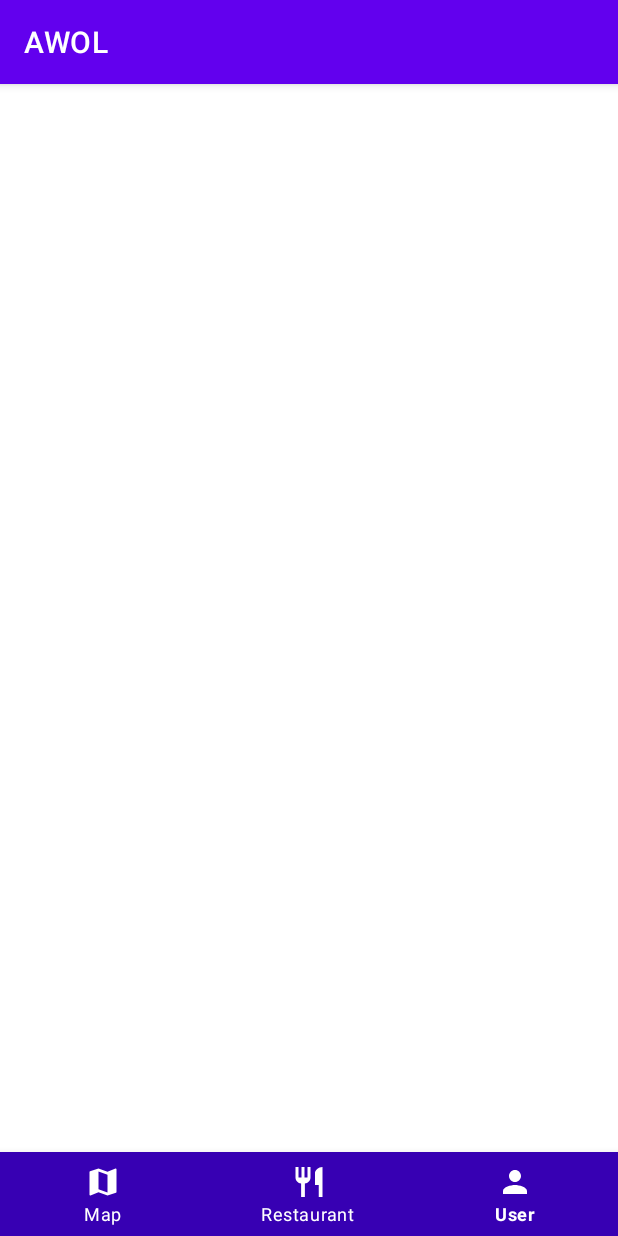
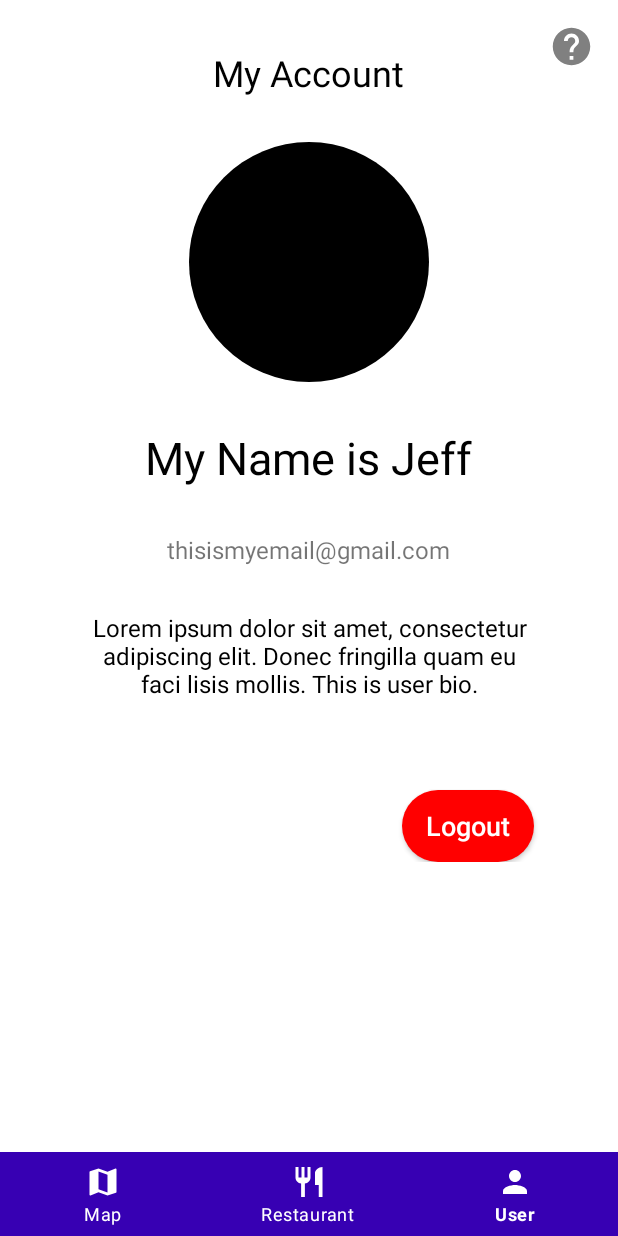
Before and after one commit to daveradin753/AWOL, an Android app: the screen it shows after launch (MainActivity), item 3 of the bottom bar chosen, on a phone screen of 412 x 824 dp. Run offline under Robolectric (Android 15) with nearby library versions, the phone set to English and light mode, and no system bars; our stand-ins replace CircleImageView.

Commit message:
main menu

```diff
--- a/app/build.gradle
+++ b/app/build.gradle
@@ -39,6 +39,8 @@ dependencies {
     implementation 'androidx.appcompat:appcompat:1.2.0'
     implementation 'com.google.android.material:material:1.3.0'
     implementation 'androidx.constraintlayout:constraintlayout:2.0.4'
+    implementation 'androidx.legacy:legacy-support-v4:1.0.0'
+    implementation 'de.hdodenhof:circleimageview:3.1.0'
     testImplementation 'junit:junit:4.+'
     androidTestImplementation 'androidx.test.ext:junit:1.1.2'
     androidTestImplementation 'androidx.test.espresso:espresso-core:3.3.0'
--- a/app/src/main/AndroidManifest.xml
+++ b/app/src/main/AndroidManifest.xml
@@ -12,7 +12,6 @@
         <activity android:name=".MainActivity">
             <intent-filter>
                 <action android:name="android.intent.action.MAIN" />
-
                 <category android:name="android.intent.category.LAUNCHER" />
             </intent-filter>
         </activity>
--- a/app/src/main/java/com/example/awol/MainActivity.kt
+++ b/app/src/main/java/com/example/awol/MainActivity.kt
@@ -2,10 +2,39 @@ package com.example.awol
 
 import androidx.appcompat.app.AppCompatActivity
 import android.os.Bundle
+import androidx.fragment.app.Fragment
+import com.example.awol.fragments.MyAccountFragment
+import com.example.awol.fragments.NavigationFragment
+import com.example.awol.fragments.RestaurantListFragment
+import com.google.android.material.bottomnavigation.BottomNavigationView
 
 class MainActivity : AppCompatActivity() {
+
+    private lateinit var navMainMenu : BottomNavigationView
+
     override fun onCreate(savedInstanceState: Bundle?) {
         super.onCreate(savedInstanceState)
         setContentView(R.layout.activity_main)
+        navMainMenu = findViewById(R.id.navMainMenu)
+        val myAccountFragment = MyAccountFragment()
+        val navigationFragment = NavigationFragment()
+        val restaurantListFragment = RestaurantListFragment()
+
+        makeCurrentFragment(restaurantListFragment)
+
+        navMainMenu.setOnNavigationItemSelectedListener {
+            when (it.itemId) {
+                R.id.icMap -> {makeCurrentFragment(navigationFragment)}
+                R.id.icRestaurant -> {makeCurrentFragment(restaurantListFragment)}
+                R.id.icUser -> {makeCurrentFragment(myAccountFragment)}
+            }
+            true
+        }
+    }
+    private fun makeCurrentFragment(fragment: Fragment) {
+        supportFragmentManager.beginTransaction().apply {
+            replace(R.id.flMainMenu, fragment)
+            commit()
+        }
     }
 }
--- /dev/null
+++ b/app/src/main/java/com/example/awol/fragments/MyAccountFragment.kt
@@ -0,0 +1,60 @@
+package com.example.awol.fragments
+
+import android.os.Bundle
+import androidx.fragment.app.Fragment
+import android.view.LayoutInflater
+import android.view.View
+import android.view.ViewGroup
+import com.example.awol.R
+
+// TODO: Rename parameter arguments, choose names that match
+// the fragment initialization parameters, e.g. ARG_ITEM_NUMBER
+private const val ARG_PARAM1 = "param1"
+private const val ARG_PARAM2 = "param2"
+
+/**
+ * A simple [Fragment] subclass.
+ * Use the [MyAccountFragment.newInstance] factory method to
+ * create an instance of this fragment.
+ */
+class MyAccountFragment : Fragment() {
+    // TODO: Rename and change types of parameters
+    private var param1: String? = null
+    private var param2: String? = null
+
+    override fun onCreate(savedInstanceState: Bundle?) {
+        super.onCreate(savedInstanceState)
+        arguments?.let {
+            param1 = it.getString(ARG_PARAM1)
+            param2 = it.getString(ARG_PARAM2)
+        }
+    }
+
+    override fun onCreateView(
+        inflater: LayoutInflater, container: ViewGroup?,
+        savedInstanceState: Bundle?
+    ): View? {
+        // Inflate the layout for this fragment
+        return inflater.inflate(R.layout.fragment_my_account, container, false)
+    }
+
+    companion object {
+        /**
+         * Use this factory method to create a new instance of
+         * this fragment using the provided parameters.
+         *
+         * @param param1 Parameter 1.
+         * @param param2 Parameter 2.
+         * @return A new instance of fragment MyAccountFragment.
+         */
+        // TODO: Rename and change types and number of parameters
+        @JvmStatic
+        fun newInstance(param1: String, param2: String) =
+            MyAccountFragment().apply {
+                arguments = Bundle().apply {
+                    putString(ARG_PARAM1, param1)
+                    putString(ARG_PARAM2, param2)
+                }
+            }
+    }
+}
--- /dev/null
+++ b/app/src/main/java/com/example/awol/fragments/NavigationFragment.kt
@@ -0,0 +1,60 @@
+package com.example.awol.fragments
+
+import android.os.Bundle
+import androidx.fragment.app.Fragment
+import android.view.LayoutInflater
+import android.view.View
+import android.view.ViewGroup
+import com.example.awol.R
+
+// TODO: Rename parameter arguments, choose names that match
+// the fragment initialization parameters, e.g. ARG_ITEM_NUMBER
+private const val ARG_PARAM1 = "param1"
+private const val ARG_PARAM2 = "param2"
+
+/**
+ * A simple [Fragment] subclass.
+ * Use the [NavigationFragment.newInstance] factory method to
+ * create an instance of this fragment.
+ */
+class NavigationFragment : Fragment() {
+    // TODO: Rename and change types of parameters
+    private var param1: String? = null
+    private var param2: String? = null
+
+    override fun onCreate(savedInstanceState: Bundle?) {
+        super.onCreate(savedInstanceState)
+        arguments?.let {
+            param1 = it.getString(ARG_PARAM1)
+            param2 = it.getString(ARG_PARAM2)
+        }
+    }
+
+    override fun onCreateView(
+        inflater: LayoutInflater, container: ViewGroup?,
+        savedInstanceState: Bundle?
+    ): View? {
+        // Inflate the layout for this fragment
+        return inflater.inflate(R.layout.fragment_navigation, container, false)
+    }
+
+    companion object {
+        /**
+         * Use this factory method to create a new instance of
+         * this fragment using the provided parameters.
+         *
+         * @param param1 Parameter 1.
+         * @param param2 Parameter 2.
+         * @return A new instance of fragment NavigationFragment.
+         */
+        // TODO: Rename and change types and number of parameters
+        @JvmStatic
+        fun newInstance(param1: String, param2: String) =
+            NavigationFragment().apply {
+                arguments = Bundle().apply {
+                    putString(ARG_PARAM1, param1)
+                    putString(ARG_PARAM2, param2)
+                }
+            }
+    }
+}
--- /dev/null
+++ b/app/src/main/java/com/example/awol/fragments/RestaurantListFragment.kt
@@ -0,0 +1,60 @@
+package com.example.awol.fragments
+
+import android.os.Bundle
+import androidx.fragment.app.Fragment
+import android.view.LayoutInflater
+import android.view.View
+import android.view.ViewGroup
+import com.example.awol.R
+
+// TODO: Rename parameter arguments, choose names that match
+// the fragment initialization parameters, e.g. ARG_ITEM_NUMBER
+private const val ARG_PARAM1 = "param1"
+private const val ARG_PARAM2 = "param2"
+
+/**
+ * A simple [Fragment] subclass.
+ * Use the [RestaurantListFragment.newInstance] factory method to
+ * create an instance of this fragment.
+ */
+class RestaurantListFragment : Fragment() {
+    // TODO: Rename and change types of parameters
+    private var param1: String? = null
+    private var param2: String? = null
+
+    override fun onCreate(savedInstanceState: Bundle?) {
+        super.onCreate(savedInstanceState)
+        arguments?.let {
+            param1 = it.getString(ARG_PARAM1)
+            param2 = it.getString(ARG_PARAM2)
+        }
+    }
+
+    override fun onCreateView(
+        inflater: LayoutInflater, container: ViewGroup?,
+        savedInstanceState: Bundle?
+    ): View? {
+        // Inflate the layout for this fragment
+        return inflater.inflate(R.layout.fragment_restaurant_list, container, false)
+    }
+
+    companion object {
+        /**
+         * Use this factory method to create a new instance of
+         * this fragment using the provided parameters.
+         *
+         * @param param1 Parameter 1.
+         * @param param2 Parameter 2.
+         * @return A new instance of fragment RestaurantListFragment.
+         */
+        // TODO: Rename and change types and number of parameters
+        @JvmStatic
+        fun newInstance(param1: String, param2: String) =
+            RestaurantListFragment().apply {
+                arguments = Bundle().apply {
+                    putString(ARG_PARAM1, param1)
+                    putString(ARG_PARAM2, param2)
+                }
+            }
+    }
+}
--- /dev/null
+++ b/app/src/main/res/drawable/bottom_nav_style.xml
@@ -0,0 +1,8 @@
+<?xml version="1.0" encoding="utf-8"?>
+<shape xmlns:android="http://schemas.android.com/apk/res/android">
+
+    <corners android:topLeftRadius="30dp"
+        android:topRightRadius="30dp"/>
+    <solid android:color="#01507E"/>
+
+</shape>
--- a/app/src/main/res/layout/activity_main.xml
+++ b/app/src/main/res/layout/activity_main.xml
@@ -17,7 +17,7 @@
         android:layout_width="match_parent"
         android:layout_height="wrap_content"
         android:layout_alignParentBottom="true"
-        android:background="@color/design_default_color_primary"
+        android:background="@drawable/bottom_nav_style"
         app:itemBackground="@color/design_default_color_primary_variant"
         app:itemIconTint="#FFF"
         app:itemTextColor="#FFF"
--- /dev/null
+++ b/app/src/main/res/layout/fragment_my_account.xml
@@ -0,0 +1,98 @@
+<?xml version="1.0" encoding="utf-8"?>
+<FrameLayout xmlns:android="http://schemas.android.com/apk/res/android"
+    xmlns:tools="http://schemas.android.com/tools"
+    android:layout_width="match_parent"
+    android:layout_height="match_parent"
+    tools:context=".fragments.MyAccountFragment">
+
+    <ScrollView
+        android:layout_width="match_parent"
+        android:layout_height="match_parent">
+
+        <RelativeLayout
+            android:layout_width="match_parent"
+            android:layout_height="match_parent">
+
+            <TextView
+                android:id="@+id/tvMyAccountTitle"
+                android:layout_width="wrap_content"
+                android:layout_height="wrap_content"
+                android:text="My Account"
+                android:textColor="@color/black"
+                android:textSize="24dp"
+                android:layout_centerHorizontal="true"
+                android:layout_alignParentTop="true"
+                android:layout_marginBottom="30dp"
+                android:layout_marginTop="32dp"/>
+
+            <de.hdodenhof.circleimageview.CircleImageView
+                android:id="@+id/ivProfilePicture"
+                android:layout_width="160dp"
+                android:layout_height="160dp"
+                android:src="@color/black"
+                android:layout_below="@id/tvMyAccountTitle"
+                android:layout_centerHorizontal="true"
+                android:layout_marginBottom="30dp"/>
+
+            <TextView
+                android:id="@+id/tvProfileName"
+                android:layout_width="wrap_content"
+                android:layout_height="wrap_content"
+                android:text="My Name is Jeff"
+                android:textSize="30dp"
+                android:textColor="@color/black"
+                android:layout_below="@id/ivProfilePicture"
+                android:layout_centerHorizontal="true"
+                android:textAlignment="center"
+                android:layout_marginBottom="30dp"/>
+
+            <TextView
+                android:id="@+id/tvProfileEmail"
+                android:layout_width="wrap_content"
+                android:layout_height="wrap_content"
+                android:text="thisismyemail@gmail.com"
+                android:textSize="16dp"
+                android:layout_below="@id/tvProfileName"
+                android:layout_centerHorizontal="true"
+                android:textAlignment="center"
+                android:layout_marginBottom="30dp"/>
+
+            <TextView
+                android:id="@+id/tvProfileDescription"
+                android:layout_width="300dp"
+                android:layout_height="wrap_content"
+                android:text="Lorem ipsum dolor sit amet, consectetur adipiscing elit. Donec fringilla quam eu faci lisis mollis. This is user bio."
+                android:textColor="@color/black"
+                android:textSize="16dp"
+                android:layout_below="@id/tvProfileEmail"
+                android:layout_centerHorizontal="true"
+                android:textAlignment="center"/>
+
+            <androidx.appcompat.widget.AppCompatButton
+                android:id="@+id/btnLogout"
+                android:layout_width="wrap_content"
+                android:layout_height="wrap_content"
+                android:text="Logout"
+                android:textAllCaps="false"
+                android:textSize="18dp"
+                android:textColor="#FFF"
+                android:background="@drawable/button_shape_style_logout"
+                android:layout_below="@id/tvProfileDescription"
+                android:layout_alignEnd="@id/tvProfileDescription"
+                android:layout_marginTop="60dp"/>
+
+            <ImageView
+                android:layout_width="wrap_content"
+                android:layout_height="wrap_content"
+                android:src="@drawable/ic_help"
+                android:layout_alignParentEnd="true"
+                android:layout_alignParentTop="true"
+                android:layout_marginTop="16dp"
+                android:layout_marginEnd="16dp"/>
+
+
+        </RelativeLayout>
+
+    </ScrollView>
+
+</FrameLayout>
--- a/app/src/main/res/values/strings.xml
+++ b/app/src/main/res/values/strings.xml
@@ -1,3 +1,5 @@
 <resources>
     <string name="app_name">AWOL</string>
+    <!-- TODO: Remove or change this placeholder text -->
+    <string name="hello_blank_fragment">Hello blank fragment</string>
 </resources>
--- a/app/src/main/res/values/themes.xml
+++ b/app/src/main/res/values/themes.xml
@@ -1,6 +1,6 @@
 <resources xmlns:tools="http://schemas.android.com/tools">
     <!-- Base application theme. -->
-    <style name="Theme.AWOL" parent="Theme.MaterialComponents.DayNight.DarkActionBar">
+    <style name="Theme.AWOL" parent="Theme.MaterialComponents.DayNight.NoActionBar">
         <!-- Primary brand color. -->
         <item name="colorPrimary">@color/purple_500</item>
         <item name="colorPrimaryVariant">@color/purple_700</item>
```
Also changed, not shown: app/src/main/res/layout/fragment_navigation.xml (added, +14 -0 lines), app/src/main/res/layout/fragment_restaurant_list.xml (added, +31 -0 lines).
